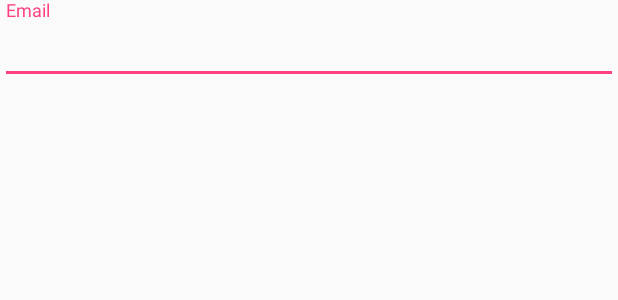
After one commit to lkopocinski/Pat2016_Lukasz_Kopocinski, an Android app: the layout fragment_login.xml on its own in the app's theme, with its tools: preview values and no code run, on a phone screen of 412 x 824 dp. The commit adds this screen. Shown: the top 300 px of the screen. Run offline under Robolectric (Android 15) with nearby library versions, the phone set to English and light mode, and no system bars.

Commit message:
LoginFragment beginning

```diff
--- a/app/build.gradle
+++ b/app/build.gradle
@@ -23,8 +23,9 @@ dependencies {
     compile fileTree(dir: 'libs', include: ['*.jar'])
     testCompile 'junit:junit:4.12'
 
+
     compile 'com.android.support:appcompat-v7:23.1.1'
     compile 'com.android.support:design:23.1.1'
-
     compile 'com.jakewharton:butterknife:7.0.1'
+    compile 'com.android.support:support-v4:23.1.1'
 }
--- /dev/null
+++ b/app/src/main/res/layout/fragment_login.xml
@@ -0,0 +1,22 @@
+<FrameLayout xmlns:android="http://schemas.android.com/apk/res/android"
+    xmlns:tools="http://schemas.android.com/tools"
+    android:layout_width="match_parent"
+    android:layout_height="match_parent"
+    tools:context="pl.kopocinski.lukasz.lukaszkopocinski.fragments.LoginFragment">
+
+    <android.support.design.widget.TextInputLayout
+        android:id="@+id/input_layout_password"
+        android:layout_width="match_parent"
+        android:layout_height="wrap_content">
+
+        <EditText
+            android:id="@+id/input_password"
+            android:layout_width="match_parent"
+            android:layout_height="wrap_content"
+            android:hint="@string/hint_email" />
+
+    </android.support.design.widget.TextInputLayout>
+
+
+
+</FrameLayout>
```
Also changed, not shown: app/src/main/java/pl/kopocinski/lukasz/lukaszkopocinski/fragments/LoginFragment.java (added, +36 -0 lines), app/src/main/res/values/strings.xml (+9 -1 lines), 1 other file.
